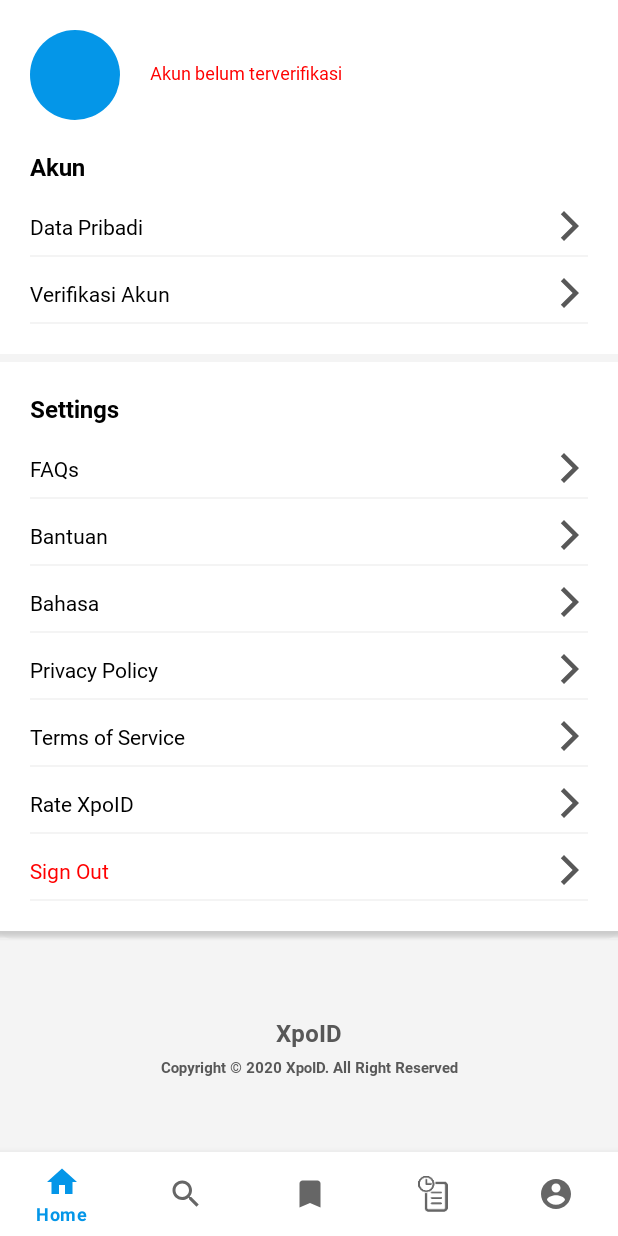
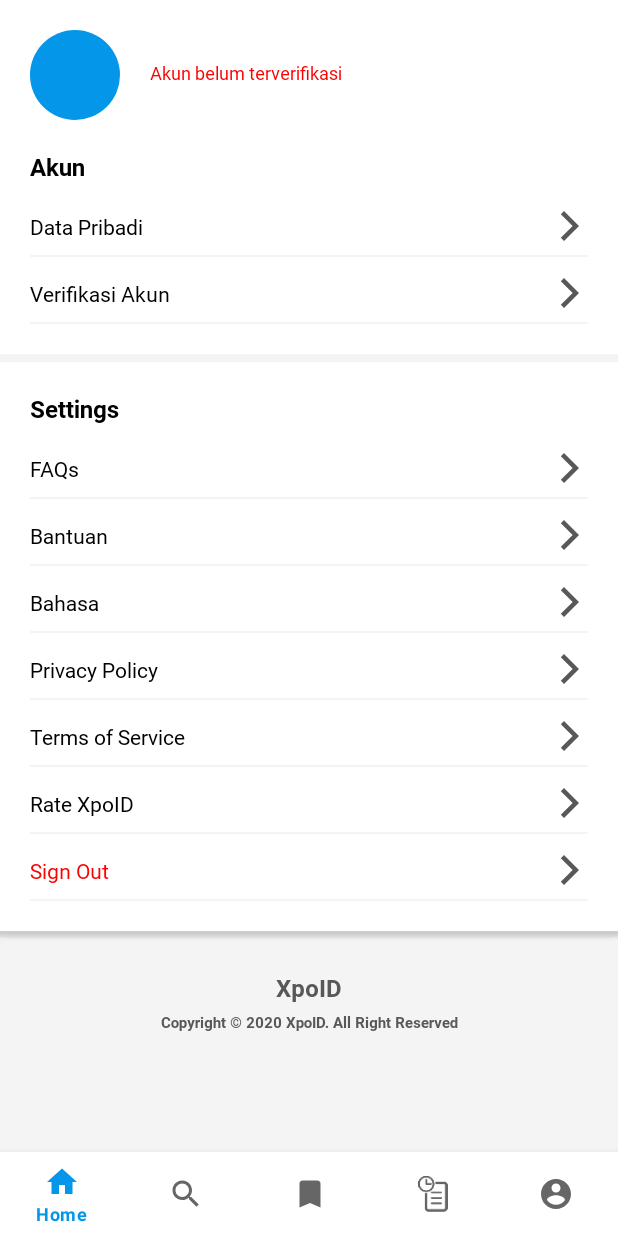
Before and after one commit to garrystevens007/XpoID-Hackathon-Binus-2020-, an Android app: the fragment AccountFragment placed in its activity, on a phone screen of 412 x 824 dp. Run offline under Robolectric (Android 15) with nearby library versions, the phone set to English and light mode, and no system bars; our stand-ins replace Firebase (no records; nobody signed in at launch, a user with empty details on screens opened directly).

Commit message:
Update_App

```diff
--- a/app/src/main/res/layout/fragment_account.xml
+++ b/app/src/main/res/layout/fragment_account.xml
@@ -1,10 +1,15 @@
 <?xml version="1.0" encoding="utf-8"?>
-<androidx.constraintlayout.widget.ConstraintLayout xmlns:android="http://schemas.android.com/apk/res/android"
+<ScrollView
+    xmlns:android="http://schemas.android.com/apk/res/android"
     xmlns:tools="http://schemas.android.com/tools"
     android:layout_width="match_parent"
     android:layout_height="match_parent"
     xmlns:app="http://schemas.android.com/apk/res-auto"
     android:background="#F4F4F4">
+
+    <androidx.constraintlayout.widget.ConstraintLayout
+        android:layout_width="match_parent"
+        android:layout_height="match_parent">
 
         <LinearLayout
             android:id="@+id/linearLayout2"
@@ -308,11 +313,13 @@
         <LinearLayout
             android:layout_width="match_parent"
             android:layout_height="wrap_content"
+            android:layout_marginTop="20dp"
+            android:layout_marginBottom="20dp"
+            android:orientation="vertical"
             app:layout_constraintBottom_toBottomOf="parent"
             app:layout_constraintEnd_toEndOf="parent"
             app:layout_constraintStart_toStartOf="parent"
-        app:layout_constraintTop_toBottomOf="@+id/linearLayout5"
-        android:orientation="vertical">
+            app:layout_constraintTop_toBottomOf="@+id/linearLayout5">
 
             <TextView
                 android:layout_width="match_parent"
@@ -321,21 +328,22 @@
                 android:gravity="center"
                 android:text="XpoID"
                 android:textColor="@color/dark_gray"
-            android:textSize="16dp"
-            />
+                android:textSize="16dp" />
+
             <TextView
                 android:layout_width="match_parent"
                 android:layout_height="wrap_content"
+                android:layout_marginTop="5dp"
                 android:fontFamily="@font/roboto_bold"
                 android:gravity="center"
                 android:text="Copyright \u00a9 2020 XpoID. All Right Reserved"
                 android:textColor="@color/dark_gray"
-            android:textSize="10dp"
-            android:layout_marginTop="5dp"
-            />
+                android:textSize="10dp" />
 
         </LinearLayout>
 
 
 
     </androidx.constraintlayout.widget.ConstraintLayout>
+
+</ScrollView>
```
Lines whose indentation alone changed are shown as unchanged.
